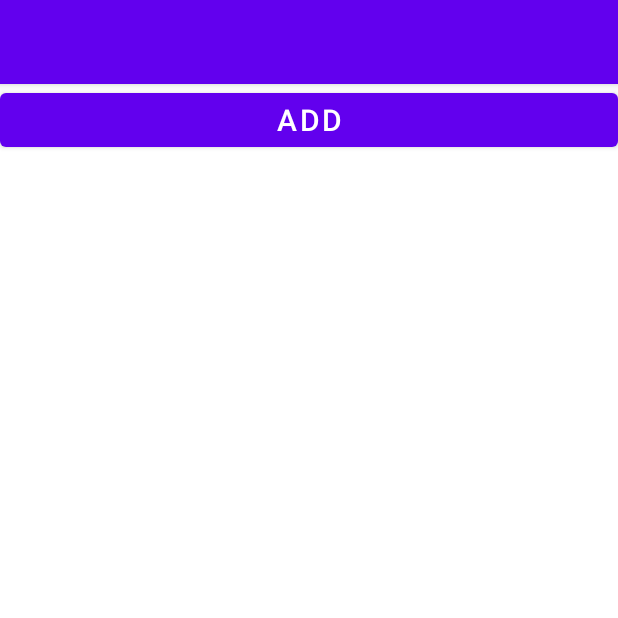
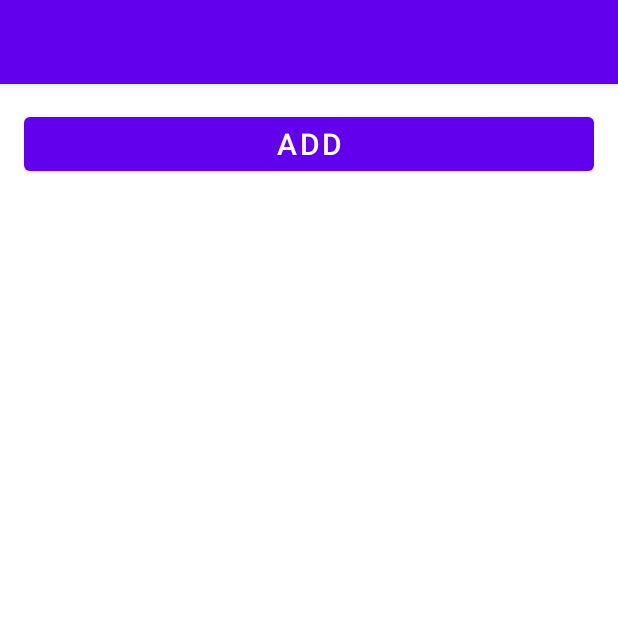
Before and after one commit to Spacus1k/BarCodeScanner, an Android app: the screen it shows after launch (MainActivity), on a phone screen of 412 x 824 dp, the top half of it. Run offline under Robolectric (Android 15) with nearby library versions, the phone set to English and light mode, and no system bars; our stand-ins replace Room's generated code; 1 statement that could not run was skipped.

Commit message:
start room

```diff
--- a/app/src/main/AndroidManifest.xml
+++ b/app/src/main/AndroidManifest.xml
@@ -1,6 +1,7 @@
 <?xml version="1.0" encoding="utf-8"?>
 <manifest xmlns:android="http://schemas.android.com/apk/res/android"
     package="ru.shpak.barcodescanner">
+    <uses-permission android:name="android.permission.CAMERA" />
 
     <application
         android:name="ru.shpak.barcodescanner.App"
--- a/app/src/main/java/ru/shpak/barcodescanner/data/AppDatabase.kt
+++ b/app/src/main/java/ru/shpak/barcodescanner/data/AppDatabase.kt
@@ -13,4 +13,5 @@ abstract class AppDatabase : RoomDatabase() {
     }
 
     abstract fun barCodeDao(): BarCodeDao
+
 }
--- a/app/src/main/java/ru/shpak/barcodescanner/data/BarCodeDao.kt
+++ b/app/src/main/java/ru/shpak/barcodescanner/data/BarCodeDao.kt
@@ -14,6 +14,7 @@ interface BarCodeDao {
     @Query("SELECT * FROM barcode WHERE  id = :id")
     fun getById(id: Long): BarCode
 
+
     @Insert
     fun insert(barCode: BarCode)
 
--- a/app/src/main/java/ru/shpak/barcodescanner/model/BarCode.kt
+++ b/app/src/main/java/ru/shpak/barcodescanner/model/BarCode.kt
@@ -8,4 +8,5 @@ data class BarCode(
     val id: Long? = null,
     @ColumnInfo(name = "barCode") var barCode: String,
     @ColumnInfo(name = "date") val date: String
+
 )
--- a/app/src/main/res/layout/activity_main.xml
+++ b/app/src/main/res/layout/activity_main.xml
@@ -1,12 +1,10 @@
 <?xml version="1.0" encoding="utf-8"?>
 
 <androidx.constraintlayout.widget.ConstraintLayout xmlns:android="http://schemas.android.com/apk/res/android"
-    xmlns:tools="http://schemas.android.com/tools"
     android:layout_width="match_parent"
     android:layout_height="match_parent"
     xmlns:app="http://schemas.android.com/apk/res-auto"
-    android:orientation="vertical"
-    tools:context=".presentation.MainActivity">
+    android:padding="16dp">
 
     <LinearLayout
         android:id="@+id/buttonBoxOut"
```
Also changed, not shown: app/src/main/java/ru/shpak/barcodescanner/utils/Util.kt (deleted, +0 -35 lines).
